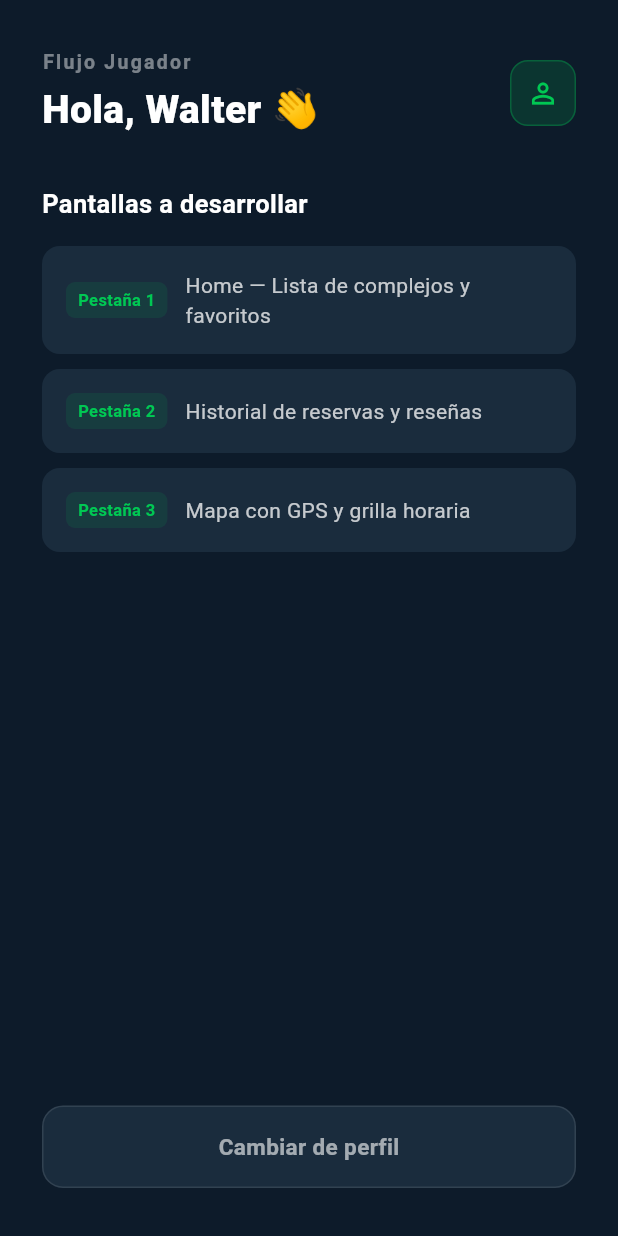
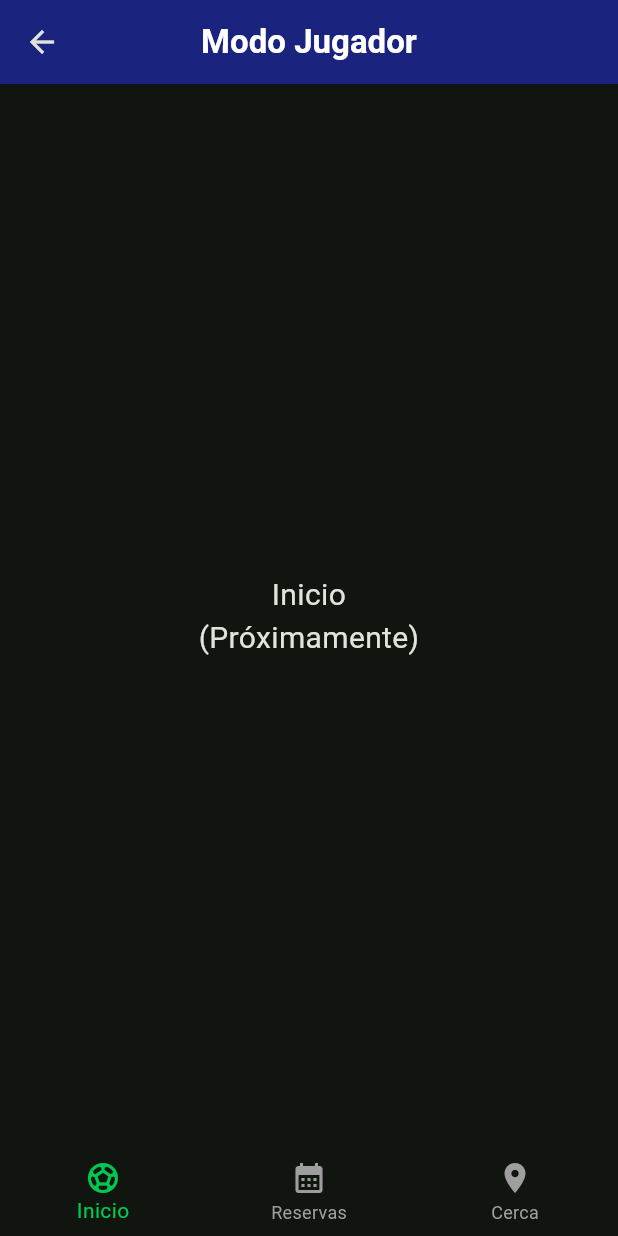
Before and after one commit to luciano104/fulbito-app, a Flutter app: the JugadorHomeScreen screen opened by its route, on a phone screen of 412 x 824 dp. Run offline on Flutter 3.47's test engine with Material 3 defaults, Android fonts, the phone set to English and light mode, and no system bars; Roboto replaces fonts that are missing (SF Pro Display).

Commit message:
Nueva pantalla inicio del jugador. closes #4

```diff
--- a/mobile_app/lib/features/player/screens/player_home_screen.dart
+++ b/mobile_app/lib/features/player/screens/player_home_screen.dart
@@ -1,188 +1,61 @@
 import 'package:flutter/material.dart';
-import '/core/constants/app_constants.dart';
+// import '../../core/constants/app_constants.dart'; // Descomentá y ajustá los '..' según la profundidad de tu carpeta
 
-/// Pantalla de inicio del flujo Jugador.
-/// RESPONSABLE: Walter
-///
-/// Esta pantalla es el punto de entrada del flujo del jugador.
-/// Reemplazar el contenido con las pantallas reales.
-class JugadorHomeScreen extends StatelessWidget {
+class JugadorHomeScreen extends StatefulWidget {
   const JugadorHomeScreen({super.key});
+
+  @override
+  State<JugadorHomeScreen> createState() => _JugadorHomeScreenState();
+}
+
+class _JugadorHomeScreenState extends State<JugadorHomeScreen> {
+  // Variable para controlar qué pestaña está activa
+  int _selectedIndex = 0;
+
+  // Lista de pantallas "vacías" con los carteles de próximamente
+  final List<Widget> _screens = [
+    const Center(
+      child: Text('Inicio\n(Próximamente)', textAlign: TextAlign.center, style: TextStyle(fontSize: 20)),
+    ),
+    const Center(
+      child: Text('Reservas\n(Próximamente)', textAlign: TextAlign.center, style: TextStyle(fontSize: 20)),
+    ),
+    const Center(
+      child: Text('Cerca / Mapa\n(Próximamente)', textAlign: TextAlign.center, style: TextStyle(fontSize: 20)),
+    ),
+  ];
+
+  // Función que se ejecuta al tocar un ícono
+  void _onItemTapped(int index) {
+    setState(() {
+      _selectedIndex = index;
+    });
+  }
 
   @override
   Widget build(BuildContext context) {
     return Scaffold(
-      backgroundColor: const Color(0xFF0D1B2A),
-      body: SafeArea(
-        child: Padding(
-          padding: const EdgeInsets.symmetric(horizontal: 28),
-          child: Column(
-            crossAxisAlignment: CrossAxisAlignment.start,
-            children: [
-              const SizedBox(height: 32),
+      appBar: AppBar(
+        title: const Text('Modo Jugador', style: TextStyle(color: Colors.white, fontWeight: FontWeight.bold)),
+        // Usamos el color directamente acá para asegurarnos de que quede con el azul oscuro que querían
+        backgroundColor: const Color(0xFF1A237E),
+        centerTitle: true,
+      ),
+      // Muestra el cartel que corresponda
+      body: _screens[_selectedIndex],
 
-              // Header
-              Row(
-                mainAxisAlignment: MainAxisAlignment.spaceBetween,
-                children: [
-                  Column(
-                    crossAxisAlignment: CrossAxisAlignment.start,
-                    children: [
-                      Text(
-                        'Flujo Jugador',
-                        style: TextStyle(
-                          color: Colors.white.withOpacity(0.45),
-                          fontSize: 13,
-                          letterSpacing: 1.5,
-                          fontWeight: FontWeight.w600,
-                        ),
-                      ),
-                      const SizedBox(height: 4),
-                      const Text(
-                        'Hola, Walter 👋',
-                        style: TextStyle(
-                          color: Colors.white,
-                          fontSize: 26,
-                          fontWeight: FontWeight.w800,
-                        ),
-                      ),
-                    ],
-                  ),
-                  Container(
-                    width: 44,
-                    height: 44,
-                    decoration: BoxDecoration(
-                      color: const Color(0xFF00C853).withOpacity(0.15),
-                      borderRadius: BorderRadius.circular(12),
-                      border: Border.all(
-                        color: const Color(0xFF00C853).withOpacity(0.3),
-                      ),
-                    ),
-                    child: const Icon(
-                      Icons.person_outline,
-                      color: Color(0xFF00C853),
-                      size: 22,
-                    ),
-                  ),
-                ],
-              ),
-
-
-              const SizedBox(height: 32),
-
-              // Pantallas pendientes
-              const Text(
-                'Pantallas a desarrollar',
-                style: TextStyle(
-                  color: Colors.white,
-                  fontSize: 17,
-                  fontWeight: FontWeight.w700,
-                ),
-              ),
-
-              const SizedBox(height: 16),
-
-              _PendingItem(
-                label: 'Home — Lista de complejos y favoritos',
-                tab: 'Pestaña 1',
-                accentColor: const Color(0xFF00C853),
-              ),
-              _PendingItem(
-                label: 'Historial de reservas y reseñas',
-                tab: 'Pestaña 2',
-                accentColor: const Color(0xFF00C853),
-              ),
-              _PendingItem(
-                label: 'Mapa con GPS y grilla horaria',
-                tab: 'Pestaña 3',
-                accentColor: const Color(0xFF00C853),
-              ),
-
-              const Spacer(),
-
-              // Botón volver
-              GestureDetector(
-                onTap: () => Navigator.pushReplacementNamed(
-                    context, AppRoutes.roleSelector),
-                child: Container(
-                  width: double.infinity,
-                  padding: const EdgeInsets.symmetric(vertical: 16),
-                  decoration: BoxDecoration(
-                    color: const Color(0xFF1A2C3D),
-                    borderRadius: BorderRadius.circular(14),
-                    border: Border.all(
-                      color: Colors.white.withOpacity(0.1),
-                    ),
-                  ),
-                  child: const Center(
-                    child: Text(
-                      'Cambiar de perfil',
-                      style: TextStyle(
-                        color: Colors.white60,
-                        fontWeight: FontWeight.w600,
-                        fontSize: 15,
-                      ),
-                    ),
-                  ),
-                ),
-              ),
-
-              const SizedBox(height: 32),
-            ],
-          ),
-        ),
-      ),
-    );
-  }
-}
-
-class _PendingItem extends StatelessWidget {
-  final String label;
-  final String tab;
-  final Color accentColor;
-
-  const _PendingItem({
-    required this.label,
-    required this.tab,
-    required this.accentColor,
-  });
-
-  @override
-  Widget build(BuildContext context) {
-    return Container(
-      margin: const EdgeInsets.only(bottom: 10),
-      padding: const EdgeInsets.all(16),
-      decoration: BoxDecoration(
-        color: const Color(0xFF1A2C3D),
-        borderRadius: BorderRadius.circular(12),
-      ),
-      child: Row(
-        children: [
-          Container(
-            padding: const EdgeInsets.symmetric(horizontal: 8, vertical: 4),
-            decoration: BoxDecoration(
-              color: accentColor.withOpacity(0.1),
-              borderRadius: BorderRadius.circular(6),
-            ),
-            child: Text(
-              tab,
-              style: TextStyle(
-                color: accentColor,
-                fontSize: 11,
-                fontWeight: FontWeight.w700,
-              ),
-            ),
-          ),
-          const SizedBox(width: 12),
-          Expanded(
-            child: Text(
-              label,
-              style: TextStyle(
-                color: Colors.white.withOpacity(0.75),
-                fontSize: 14,
-              ),
-            ),
-          ),
+      bottomNavigationBar: BottomNavigationBar(
+        currentIndex: _selectedIndex,
+        onTap: _onItemTapped,
+        // Verde para el seleccionado
+        selectedItemColor: const Color(0xFF00C853),
+        unselectedItemColor: Colors.grey,
+        showUnselectedLabels: true,
+        type: BottomNavigationBarType.fixed,
+        items: const [
+          BottomNavigationBarItem(icon: Icon(Icons.sports_soccer), label: 'Inicio'),
+          BottomNavigationBarItem(icon: Icon(Icons.calendar_month), label: 'Reservas'),
+          BottomNavigationBarItem(icon: Icon(Icons.location_on), label: 'Cerca'),
         ],
       ),
     );
```
Also changed, not shown: mobile_app/lib/main.dart (+9 -2 lines), 1 other file.
